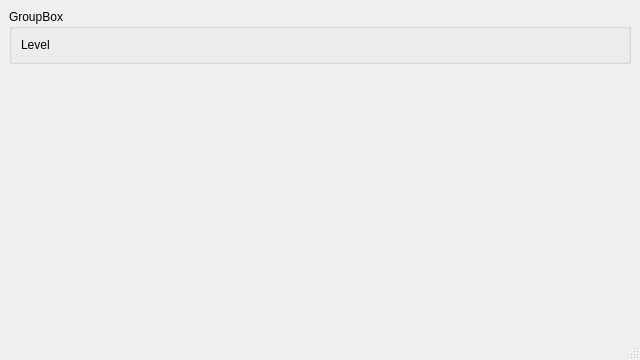
Above: src/windows/mainwindow.ui from sardylan/audiovisual before the change. Below: the same form after it.
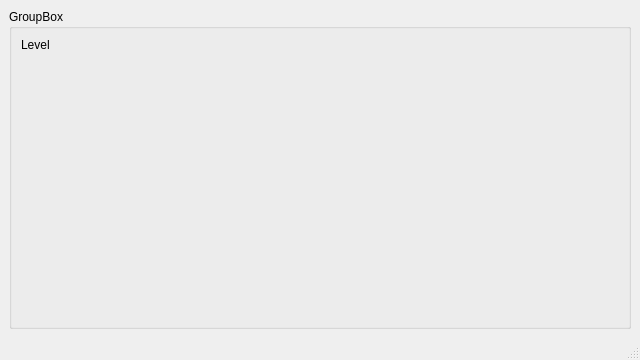
That is the form after the change.

Commit message: Waterfall completed, but too much computation

```diff
--- a/src/windows/mainwindow.ui
+++ b/src/windows/mainwindow.ui
@@ -14,13 +14,13 @@
    <string>MainWindow</string>
   </property>
   <widget class="QWidget" name="centralwidget">
-   <layout class="QGridLayout" name="gridLayout" rowstretch="0,1">
+            <layout class="QGridLayout" name="gridLayout" rowstretch="0">
     <item row="0" column="0">
      <widget class="QGroupBox" name="groupBox">
       <property name="title">
        <string>GroupBox</string>
       </property>
-      <layout class="QGridLayout" name="gridLayout_2" columnstretch="0,1">
+                        <layout class="QGridLayout" name="gridLayout_2" rowstretch="0,1" columnstretch="0,1">
        <item row="0" column="0">
         <widget class="QLabel" name="label">
          <property name="text">
@@ -29,24 +29,14 @@
         </widget>
        </item>
        <item row="0" column="1">
-        <widget class="QStackedWidget" name="vuMeterStackedWidget"/>
+                                <widget class="QStackedWidget" name="vuMeterStackedWidget" native="true"/>
+                            </item>
+                            <item row="1" column="0" colspan="2">
+                                <widget class="QStackedWidget" name="waterfallWidget" native="true"/>
        </item>
       </layout>
      </widget>
     </item>
-    <item row="1" column="0">
-     <spacer name="verticalSpacer">
-      <property name="orientation">
-       <enum>Qt::Vertical</enum>
-      </property>
-      <property name="sizeHint" stdset="0">
-       <size>
-        <width>20</width>
-        <height>40</height>
-       </size>
-      </property>
-     </spacer>
-    </item>
    </layout>
   </widget>
   <widget class="QMenuBar" name="menubar">
```
Left out of the diff: 2 changed lines with no effect on the pictures. Lines whose indentation alone changed are shown as unchanged. The commit also changes 5 other files.
